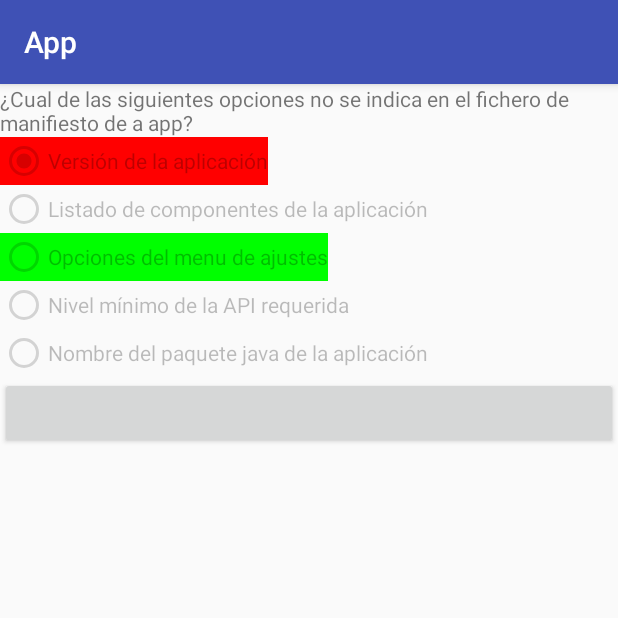
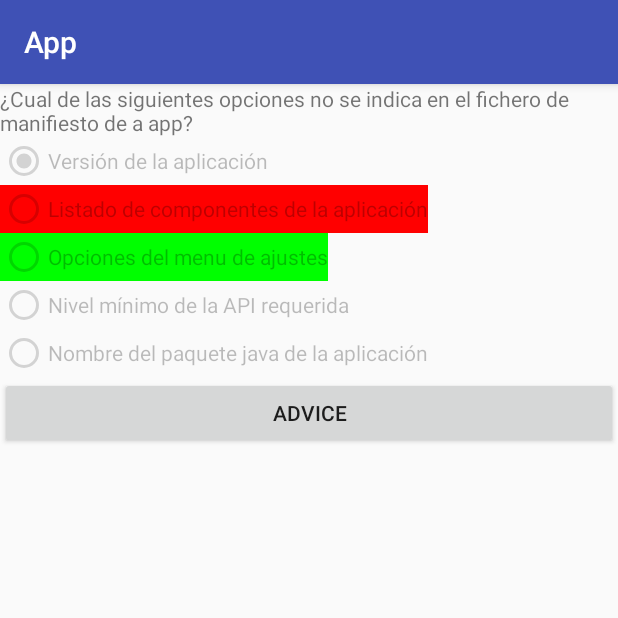
Before and after one commit to pbahillo/PracticasTTA, an Android app: the TestActivity screen opened directly, with no data from a screen before it, after a tap on "ENVIAR", on a phone screen of 412 x 824 dp, the top half of it. Run offline under Robolectric (Android 15) with nearby library versions, the phone set to English and light mode, and no system bars; 1 other tap on this screen came first.

Commit message:
Añadido WebView para consejos

```diff
--- a/App/app/src/main/java/eus/ehu/tta/pbahillo002/app/TestActivity.java
+++ b/App/app/src/main/java/eus/ehu/tta/pbahillo002/app/TestActivity.java
@@ -5,6 +5,7 @@ import android.support.v7.app.AppCompatActivity;
 import android.os.Bundle;
 import android.view.View;
 import android.view.ViewGroup;
+import android.webkit.WebView;
 import android.widget.RadioButton;
 import android.widget.RadioGroup;
 import android.widget.TextView;
@@ -20,7 +21,7 @@ public class TestActivity extends AppCompatActivity implements View.OnClickListe
     protected void onCreate(Bundle savedInstanceState) {
         super.onCreate(savedInstanceState);
         setContentView(R.layout.activity_test);
-        Data data=new Data();
+        Data data=new Data() ;
         Test test=data.getTest();
         TextView textView=(TextView)findViewById(R.id.test_wording);
         textView.setText(test.getWording());
@@ -58,9 +59,17 @@ public class TestActivity extends AppCompatActivity implements View.OnClickListe
         if (selected!=correct){
             radioGroup.getChildAt(selected).setBackgroundColor(Color.RED);
             Toast.makeText(getApplicationContext(),R.string.bad_answer,Toast.LENGTH_SHORT).show();
-            if(advice!=null&& !advice.isEmpty())
+            if(advice!=null)
                 findViewById(R.id.button_advice).setVisibility(View.VISIBLE);
         }else
             Toast.makeText(getApplicationContext(),R.string.good_answer,Toast.LENGTH_SHORT).show();
     }
+
+    public void showAdvice(View view){
+        WebView webView=new WebView(this);
+        webView.loadData(advice,"text/html",null);
+        webView.setBackgroundColor(Color.TRANSPARENT);
+        webView.setLayerType(WebView.LAYER_TYPE_SOFTWARE,null);
+        ((ViewGroup)view.getParent()).addView(webView);
+    }
 }
--- a/App/app/src/main/res/layout/activity_test.xml
+++ b/App/app/src/main/res/layout/activity_test.xml
@@ -30,6 +30,8 @@
         android:id="@+id/button_advice"
         android:layout_width="match_parent"
         android:layout_height="wrap_content"
-        android:visibility="invisible"/>
+        android:visibility="invisible"
+        android:text="@string/advice_button"
+        android:onClick="showAdvice"/>
 
 </LinearLayout>
--- a/App/app/src/main/res/values/strings.xml
+++ b/App/app/src/main/res/values/strings.xml
@@ -16,4 +16,5 @@
     <string name="text_record_video">GRABAR VÍDEO</string>
     <string name="bad_answer">¡HAS FALLADO!</string>
     <string name="good_answer">¡CORRECTO!</string>
+    <string name="advice_button">ADVICE</string>
 </resources>
```
